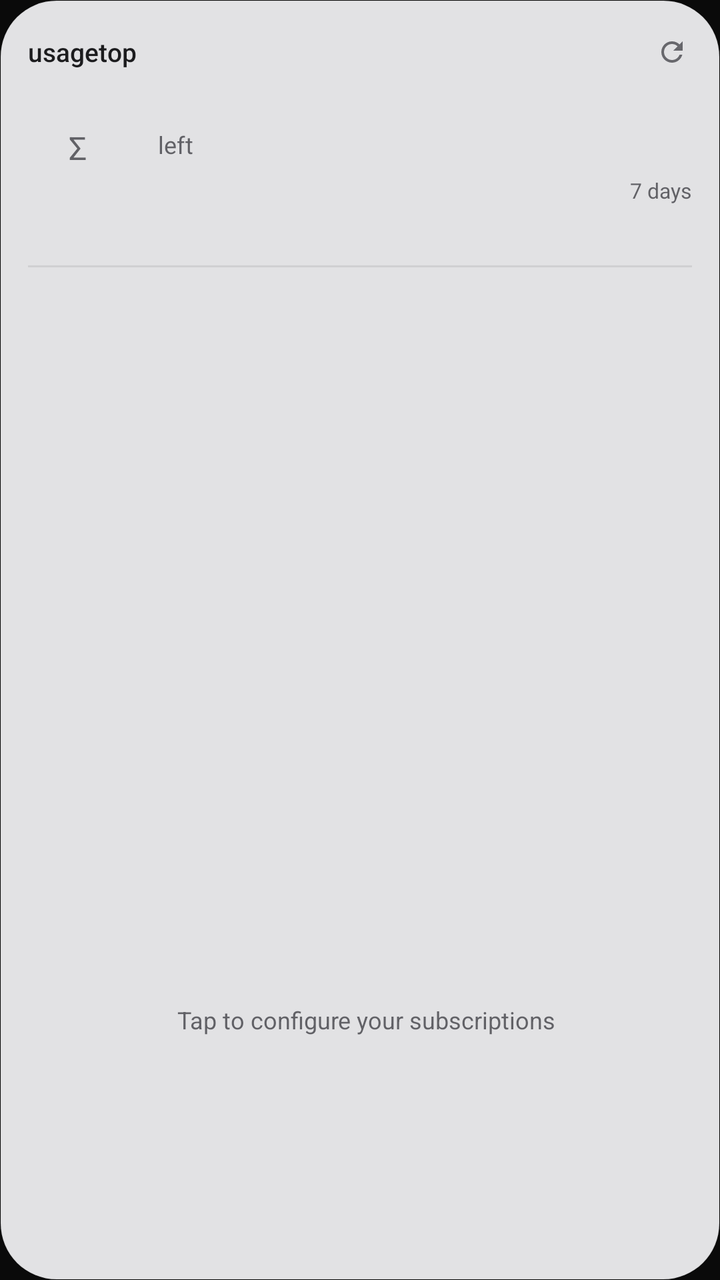
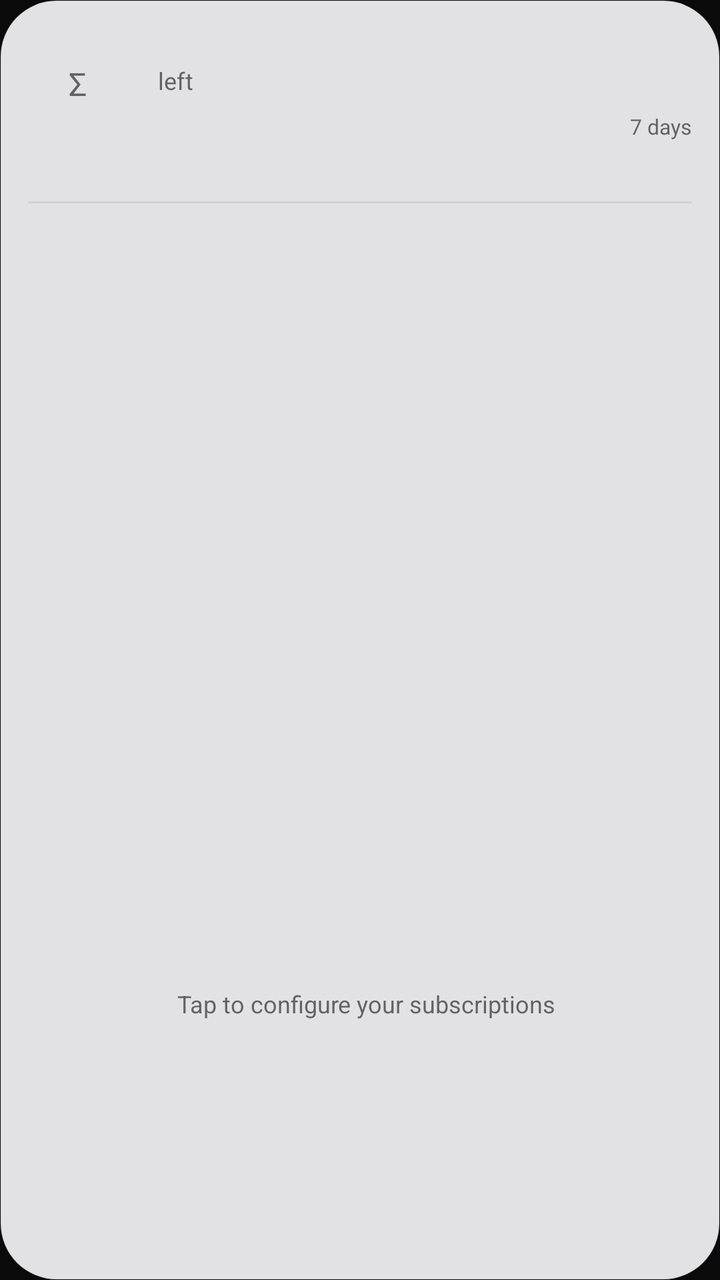

Compare the two renders of this Android layout. The source of the first and the diff that turns it into the second are given below.
<!-- AndroidManifest.xml: application theme Theme.AiUsage -->
<!-- res/layout/widget_large.xml -->
<?xml version="1.0" encoding="utf-8"?>
<LinearLayout xmlns:android="http://schemas.android.com/apk/res/android"
    android:id="@+id/widget_root"
    android:layout_width="match_parent"
    android:layout_height="match_parent"
    android:background="@drawable/widget_panel"
    android:orientation="vertical"
    android:paddingStart="14dp"
    android:paddingTop="10dp"
    android:paddingEnd="8dp"
    android:paddingBottom="6dp">

    <LinearLayout
        android:layout_width="match_parent"
        android:layout_height="32dp"
        android:gravity="center_vertical"
        android:orientation="horizontal">

        <TextView
            android:id="@+id/widget_title"
            android:layout_width="0dp"
            android:layout_height="wrap_content"
            android:layout_weight="1"
            android:fontFamily="sans-serif-medium"
            android:text="@string/widget_title"
            android:textColor="@color/widget_ink"
            android:textSize="13sp" />

        <TextView
            android:id="@+id/stale"
            style="@style/WidgetStaleChip"
            android:layout_marginEnd="2dp" />

        <ImageView
            android:id="@+id/widget_refresh"
            android:layout_width="32dp"
            android:layout_height="32dp"
            android:contentDescription="@string/refresh"
            android:padding="8dp"
            android:src="@drawable/ic_refresh"
            android:tint="@color/widget_ink_secondary" />
    </LinearLayout>

    <LinearLayout
        android:layout_width="match_parent"
        android:layout_height="wrap_content"
        android:layout_marginTop="4dp"
        android:layout_marginEnd="6dp"
        android:gravity="center_vertical"
        android:orientation="horizontal">

        <FrameLayout
            android:layout_width="50dp"
            android:layout_height="50dp">

            <ImageView
                android:id="@+id/ring_track"
                android:layout_width="match_parent"
                android:layout_height="match_parent"
                android:contentDescription="@null" />

            <ImageView
                android:id="@+id/ring_level"
                android:layout_width="match_parent"
                android:layout_height="match_parent"
                android:contentDescription="@null" />

            <TextView
                android:layout_width="wrap_content"
                android:layout_height="wrap_content"
                android:layout_gravity="center"
                android:text="@string/widget_sigma"
                android:textColor="@color/widget_ink_secondary"
                android:textSize="16sp" />
        </FrameLayout>

        <LinearLayout
            android:layout_width="0dp"
            android:layout_height="wrap_content"
            android:layout_marginStart="12dp"
            android:layout_weight="1"
            android:orientation="vertical">

            <LinearLayout
                android:layout_width="wrap_content"
                android:layout_height="wrap_content"
                android:baselineAligned="true"
                android:orientation="horizontal">

                <TextView
                    android:id="@+id/hero_value"
                    android:layout_width="wrap_content"
                    android:layout_height="wrap_content"
                    android:fontFamily="sans-serif-medium"
                    android:fontFeatureSettings="tnum"
                    android:letterSpacing="-0.02"
                    android:textColor="@color/widget_ink"
                    android:textSize="28sp" />

                <TextView
                    android:layout_width="wrap_content"
                    android:layout_height="wrap_content"
                    android:text="@string/widget_left"
                    android:textColor="@color/widget_ink_secondary"
                    android:textSize="12sp" />
            </LinearLayout>

            <TextView
                android:id="@+id/hero_caption"
                android:layout_width="wrap_content"
                android:layout_height="wrap_content"
                android:maxLines="1"
                android:textColor="@color/widget_ink_secondary"
                android:textSize="12sp" />
        </LinearLayout>

        <LinearLayout
            android:id="@+id/spark_box"
            android:layout_width="wrap_content"
            android:layout_height="wrap_content"
            android:gravity="end"
            android:orientation="vertical">

            <ImageView
                android:id="@+id/spark"
                android:layout_width="96dp"
                android:layout_height="40dp"
                android:contentDescription="@null" />

            <TextView
                android:layout_width="wrap_content"
                android:layout_height="wrap_content"
                android:layout_marginTop="2dp"
                android:text="@string/widget_seven_days"
                android:textColor="@color/widget_ink_secondary"
                android:textSize="10.5sp" />
        </LinearLayout>
    </LinearLayout>

    <TextView
        android:id="@+id/next_lift"
        android:layout_width="match_parent"
        android:layout_height="wrap_content"
        android:layout_marginTop="6dp"
        android:maxLines="1"
        android:ellipsize="end"
        android:textColor="@color/widget_ink_secondary"
        android:textSize="12sp" />

    <ImageView
        android:layout_width="match_parent"
        android:layout_height="1dp"
        android:layout_marginTop="8dp"
        android:layout_marginEnd="6dp"
        android:contentDescription="@null"
        android:src="@drawable/widget_divider" />

    <ListView
        android:id="@+id/widget_list"
        android:layout_width="match_parent"
        android:layout_height="0dp"
        android:layout_marginTop="4dp"
        android:layout_weight="1"
        android:divider="@null"
        android:dividerHeight="0dp"
        android:paddingEnd="6dp"
        android:scrollbars="none" />

    <TextView
        android:id="@+id/widget_empty"
        android:layout_width="match_parent"
        android:layout_height="0dp"
        android:layout_weight="1"
        android:gravity="center"
        android:text="@string/widget_empty"
        android:textColor="@color/widget_ink_secondary"
        android:textSize="12sp" />
</LinearLayout>
<!-- resources referenced by this layout -->
<resources>
  <color name="widget_ink">#FF1C1C1E</color>
  <color name="widget_ink_secondary">#C73C3C43</color>
  <!-- drawable ic_refresh (drawable) -->
  <?xml version="1.0" encoding="utf-8"?>
  <vector xmlns:android="http://schemas.android.com/apk/res/android"
      android:width="24dp"
      android:height="24dp"
      android:viewportWidth="24"
      android:viewportHeight="24"
      android:tint="@color/widget_text_dim">
      <path
          android:fillColor="#FFFFFFFF"
          android:pathData="M17.65,6.35C16.2,4.9 14.21,4 12,4c-4.42,0 -7.99,3.58 -8,8s3.58,8 8,8c3.73,0 6.84,-2.55 7.73,-6h-2.08c-0.82,2.33 -3.04,4 -5.65,4 -3.31,0 -6,-2.69 -6,-6s2.69,-6 6,-6c1.66,0 3.14,0.69 4.22,1.78L13,11h7V4l-2.35,2.35z" />
  </vector>
  <!-- drawable widget_divider (drawable) -->
  <?xml version="1.0" encoding="utf-8"?>
  <shape xmlns:android="http://schemas.android.com/apk/res/android"
      android:shape="rectangle">
      <solid android:color="@color/widget_divider" />
  </shape>
  <!-- drawable widget_panel (drawable) -->
  <?xml version="1.0" encoding="utf-8"?>
  <shape xmlns:android="http://schemas.android.com/apk/res/android"
      android:shape="rectangle">
      <solid android:color="@color/widget_panel" />
      <corners android:radius="@dimen/widget_radius" />
      <stroke
          android:width="0.75dp"
          android:color="@color/widget_hairline" />
  </shape>
  <string name="refresh">Refresh</string>
  <string name="widget_empty">Tap to configure your subscriptions</string>
  <string name="widget_left">\u0020left</string>
  <string name="widget_seven_days">7 days</string>
  <string name="widget_sigma">Σ</string>
  <string name="widget_title">usagetop</string>
  <style name="WidgetStaleChip">
          <item name="android:layout_width">wrap_content</item>
          <item name="android:layout_height">wrap_content</item>
          <item name="android:background">@drawable/widget_stale_chip</item>
          <item name="android:fontFamily">sans-serif-medium</item>
          <item name="android:paddingStart">7dp</item>
          <item name="android:paddingEnd">7dp</item>
          <item name="android:paddingTop">2dp</item>
          <item name="android:paddingBottom">2dp</item>
          <item name="android:textColor">@color/widget_warning</item>
          <item name="android:textSize">11sp</item>
          <item name="android:visibility">gone</item>
      </style>
  <style name="Theme.AiUsage" parent="Theme.Material3.Dark.NoActionBar">
          <item name="colorPrimary">@color/accent</item>
          <item name="colorOnPrimary">#0A0A0A</item>
          <item name="colorSurface">@color/panel</item>
          <item name="colorOnSurface">@color/text_primary</item>
          <item name="android:colorBackground">@color/panel</item>
          <item name="android:windowBackground">@color/panel</item>
          <item name="android:statusBarColor">@color/panel</item>
          <item name="android:navigationBarColor">@color/panel</item>
          <item name="android:windowLightStatusBar">false</item>
      </style>
  <color name="widget_text_dim">@color/text_secondary</color>
  <color name="widget_divider">#14000000</color>
  <color name="widget_panel">#E6FAFAFC</color>
  <dimen name="widget_radius">24dp</dimen>
  <color name="widget_hairline">#0F000000</color>
  <!-- drawable widget_stale_chip (drawable) -->
  <?xml version="1.0" encoding="utf-8"?>
  <shape xmlns:android="http://schemas.android.com/apk/res/android"
      android:shape="rectangle">
      <solid android:color="@color/widget_stale_fill" />
      <corners android:radius="99dp" />
  </shape>
  <color name="widget_warning">#FF9A5F00</color>
  <color name="accent">@color/text_primary</color>
  <color name="panel">#0A0A0A</color>
  <color name="text_primary">#F2F2F2</color>
  <color name="text_secondary">#9B9B9B</color>
  <color name="widget_stale_fill">#2EE0A33C</color>
</resources>

<!-- the commit's change to res/layout/widget_large.xml (unified diff, before → after) -->
@@ -6,45 +6,13 @@
     android:background="@drawable/widget_panel"
     android:orientation="vertical"
     android:paddingStart="14dp"
-    android:paddingTop="10dp"
+    android:paddingTop="14dp"
     android:paddingEnd="8dp"
     android:paddingBottom="6dp">
 
     <LinearLayout
         android:layout_width="match_parent"
-        android:layout_height="32dp"
-        android:gravity="center_vertical"
-        android:orientation="horizontal">
-
-        <TextView
-            android:id="@+id/widget_title"
-            android:layout_width="0dp"
-            android:layout_height="wrap_content"
-            android:layout_weight="1"
-            android:fontFamily="sans-serif-medium"
-            android:text="@string/widget_title"
-            android:textColor="@color/widget_ink"
-            android:textSize="13sp" />
-
-        <TextView
-            android:id="@+id/stale"
-            style="@style/WidgetStaleChip"
-            android:layout_marginEnd="2dp" />
-
-        <ImageView
-            android:id="@+id/widget_refresh"
-            android:layout_width="32dp"
-            android:layout_height="32dp"
-            android:contentDescription="@string/refresh"
-            android:padding="8dp"
-            android:src="@drawable/ic_refresh"
-            android:tint="@color/widget_ink_secondary" />
-    </LinearLayout>
-
-    <LinearLayout
-        android:layout_width="match_parent"
         android:layout_height="wrap_content"
-        android:layout_marginTop="4dp"
         android:layout_marginEnd="6dp"
         android:gravity="center_vertical"
         android:orientation="horizontal">
@@ -103,6 +71,11 @@
                     android:text="@string/widget_left"
                     android:textColor="@color/widget_ink_secondary"
                     android:textSize="12sp" />
+
+                <TextView
+                    android:id="@+id/stale"
+                    style="@style/WidgetStaleChip"
+                    android:layout_marginStart="8dp" />
             </LinearLayout>
 
             <TextView
<!-- resource entries referenced after the edit -->
@@ -2,18 +2,6 @@
 <resources>
   <color name="widget_ink">#FF1C1C1E</color>
   <color name="widget_ink_secondary">#C73C3C43</color>
-  <!-- drawable ic_refresh (drawable) -->
-  <?xml version="1.0" encoding="utf-8"?>
-  <vector xmlns:android="http://schemas.android.com/apk/res/android"
-      android:width="24dp"
-      android:height="24dp"
-      android:viewportWidth="24"
-      android:viewportHeight="24"
-      android:tint="@color/widget_text_dim">
-      <path
-          android:fillColor="#FFFFFFFF"
-          android:pathData="M17.65,6.35C16.2,4.9 14.21,4 12,4c-4.42,0 -7.99,3.58 -8,8s3.58,8 8,8c3.73,0 6.84,-2.55 7.73,-6h-2.08c-0.82,2.33 -3.04,4 -5.65,4 -3.31,0 -6,-2.69 -6,-6s2.69,-6 6,-6c1.66,0 3.14,0.69 4.22,1.78L13,11h7V4l-2.35,2.35z" />
-  </vector>
   <!-- drawable widget_divider (drawable) -->
   <?xml version="1.0" encoding="utf-8"?>
   <shape xmlns:android="http://schemas.android.com/apk/res/android"
@@ -30,12 +18,10 @@
           android:width="0.75dp"
           android:color="@color/widget_hairline" />
   </shape>
-  <string name="refresh">Refresh</string>
   <string name="widget_empty">Tap to configure your subscriptions</string>
   <string name="widget_left">\u0020left</string>
   <string name="widget_seven_days">7 days</string>
   <string name="widget_sigma">Σ</string>
-  <string name="widget_title">usagetop</string>
   <style name="WidgetStaleChip">
           <item name="android:layout_width">wrap_content</item>
           <item name="android:layout_height">wrap_content</item>
@@ -60,7 +46,6 @@
           <item name="android:navigationBarColor">@color/panel</item>
           <item name="android:windowLightStatusBar">false</item>
       </style>
-  <color name="widget_text_dim">@color/text_secondary</color>
   <color name="widget_divider">#14000000</color>
   <color name="widget_panel">#E6FAFAFC</color>
   <dimen name="widget_radius">24dp</dimen>
@@ -76,7 +61,6 @@
   <color name="accent">@color/text_primary</color>
   <color name="panel">#0A0A0A</color>
   <color name="text_primary">#F2F2F2</color>
-  <color name="text_secondary">#9B9B9B</color>
   <color name="widget_stale_fill">#2EE0A33C</color>
 </resources>
 
